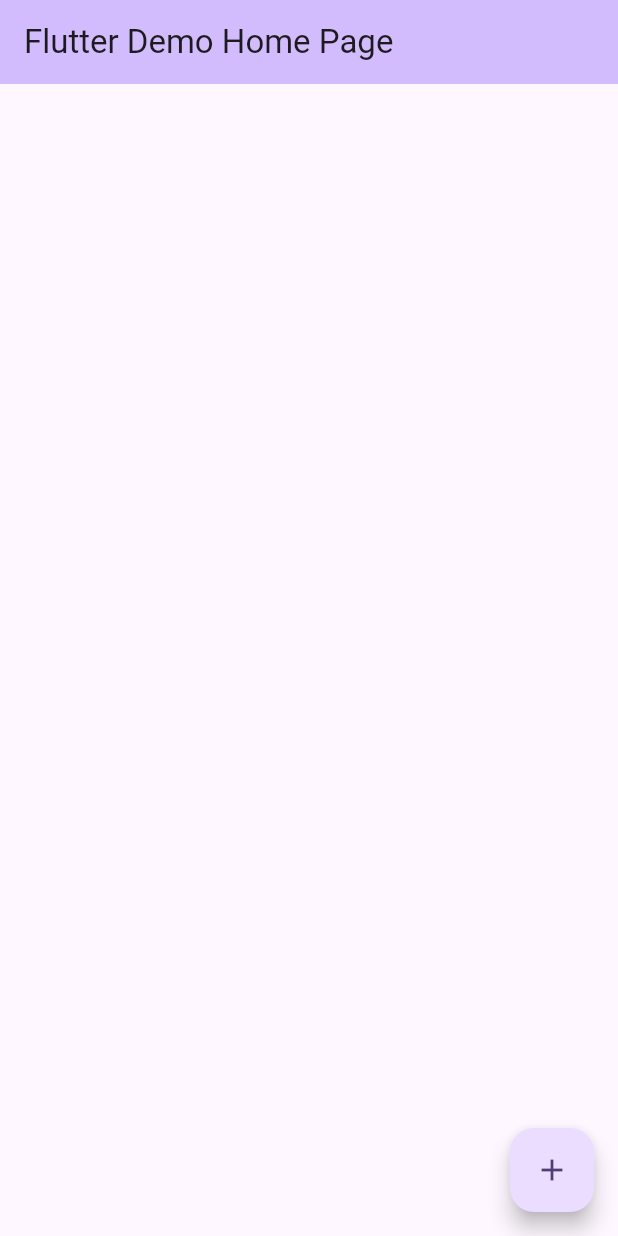
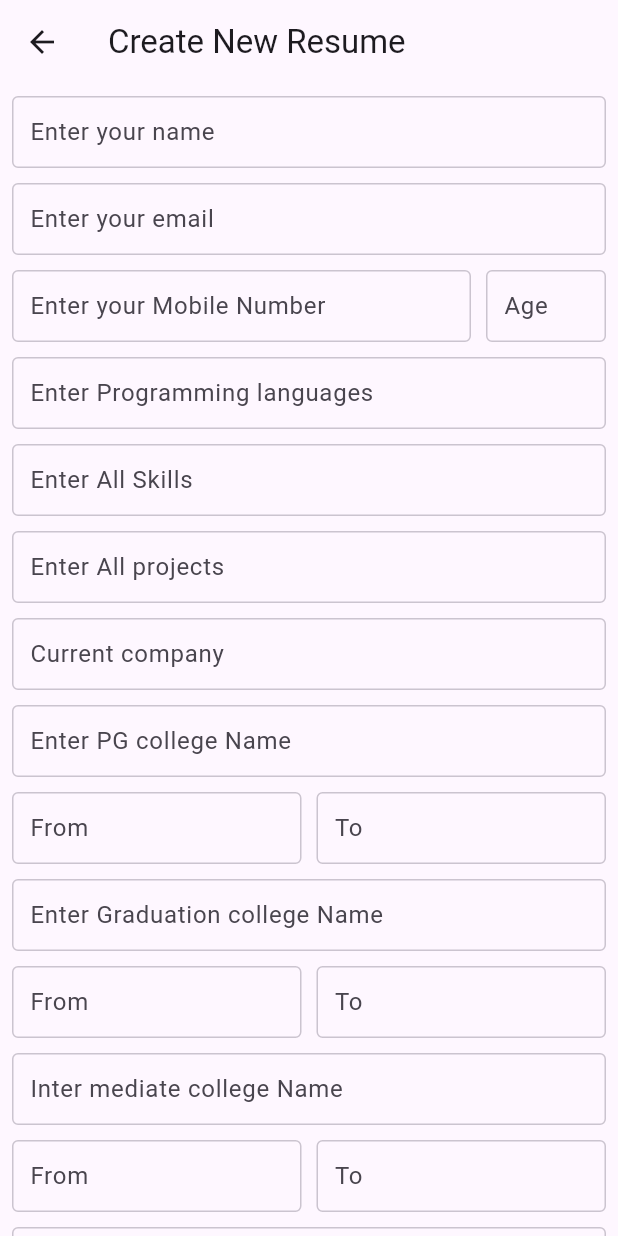
Before and after one commit to karan-shrivastav/resume_builder_app, a Flutter app: the screen it shows after launch, after a tap on the "add" icon, on a phone screen of 412 x 824 dp. Run offline on Flutter 3.47's test engine with Material 2 defaults, Android fonts, the phone set to English and light mode, and no system bars; our stand-ins replace cloud_firestore, firebase_core; accounts and stored records are empty.

Commit message:
Add new resume screen completed
functionality added in add new resume screen

```diff
--- a/lib/main.dart
+++ b/lib/main.dart
@@ -1,8 +1,9 @@
 import 'dart:io';
 import 'package:firebase_core/firebase_core.dart';
 import 'package:flutter/material.dart';
+import 'package:resume_builder_app/screens/create_resume_screen.dart';
 import 'package:resume_builder_app/serivices/firestore_services.dart';
-import 'models/user_model.dart';
+import 'models/resume_model.dart';
 
 void main() async {
   WidgetsFlutterBinding.ensureInitialized();
@@ -24,6 +25,7 @@ class MyApp extends StatelessWidget {
   Widget build(BuildContext context) {
     return MaterialApp(
       title: 'Flutter Demo',
+      debugShowCheckedModeBanner: false,
       theme: ThemeData(
         colorScheme: ColorScheme.fromSeed(seedColor: Colors.deepPurple),
         useMaterial3: true,
@@ -51,7 +53,7 @@ class _MyHomePageState extends State<MyHomePage> {
         backgroundColor: Theme.of(context).colorScheme.inversePrimary,
         title: Text(widget.title),
       ),
-      body: StreamBuilder<List<User>>(
+      body: StreamBuilder<List<ResumeModel>>(
         stream: _firestoreService.getUsers(),
         builder: (context, snapshot) {
           if (snapshot.connectionState == ConnectionState.waiting) {
@@ -68,7 +70,7 @@ class _MyHomePageState extends State<MyHomePage> {
               child: Text('Error: ${snapshot.error}'),
             );
           } else {
-            List<User> users = snapshot.data!;
+            List<ResumeModel> users = snapshot.data!;
             return ListView.builder(
               itemCount: users.length,
               itemBuilder: (context, index) {
@@ -83,7 +85,12 @@ class _MyHomePageState extends State<MyHomePage> {
         },
       ),
       floatingActionButton: FloatingActionButton(
-        onPressed: () {},
+        onPressed: () {
+          Navigator.push(
+            context,
+            MaterialPageRoute(builder: (context) => const CreateResumeScreen()),
+          );
+        },
         tooltip: 'Increment',
         child: const Icon(Icons.add),
       ),
--- a/lib/models/user_model.dart
+++ b/lib/models/resume_model.dart
@@ -1,4 +1,4 @@
-class User {
+class ResumeModel {
   final String? name;
   final String? email;
   final int? age;
@@ -20,7 +20,7 @@ class User {
   final String? highSchoolStartYear;
   final String? highSchoolEndYear;
 
-  User({
+  ResumeModel({
     this.name,
     this.email,
     this.age,
@@ -69,8 +69,8 @@ class User {
     };
   }
 
-  factory User.fromMap(Map<String, dynamic> map) {
-    return User(
+  factory ResumeModel.fromMap(Map<String, dynamic> map) {
+    return ResumeModel(
       name: map['name'],
       email: map['email'],
       age: map['age'],
--- /dev/null
+++ b/lib/screens/create_resume_screen.dart
@@ -0,0 +1,303 @@
+import 'package:flutter/material.dart';
+import 'package:resume_builder_app/models/resume_model.dart';
+import 'package:resume_builder_app/serivices/firestore_services.dart';
+import 'package:resume_builder_app/widgets/defaut_textfield_widget.dart';
+
+class CreateResumeScreen extends StatefulWidget {
+  const CreateResumeScreen({super.key});
+
+  @override
+  State<CreateResumeScreen> createState() => _CreateResumeScreenState();
+}
+
+class _CreateResumeScreenState extends State<CreateResumeScreen> {
+  final TextEditingController _nameController = TextEditingController();
+  final TextEditingController _ageController = TextEditingController();
+  final TextEditingController _emailController = TextEditingController();
+  final TextEditingController _contactController = TextEditingController();
+  final TextEditingController _programmingLanguagesController =
+      TextEditingController();
+  final TextEditingController _skillsController = TextEditingController();
+  final TextEditingController _projectsController = TextEditingController();
+  final TextEditingController _currentCompanyController =
+      TextEditingController();
+  final TextEditingController _pgCollegeNameController =
+      TextEditingController();
+  final TextEditingController _pgCollegeStartYearController =
+      TextEditingController();
+  final TextEditingController _pgCollegeEndYearController =
+      TextEditingController();
+  final TextEditingController _graduationCollegeNameController =
+      TextEditingController();
+  final TextEditingController _graduationStartYearController =
+      TextEditingController();
+  final TextEditingController _graduationEndYearController =
+      TextEditingController();
+  final TextEditingController _interMediateCollegeNameController =
+      TextEditingController();
+  final TextEditingController _interMediateStartYearController =
+      TextEditingController();
+  final TextEditingController _interMediateEndYearController =
+      TextEditingController();
+  final TextEditingController _highSchoolCollegeNameController =
+      TextEditingController();
+  final TextEditingController _highSchoolStartYearController =
+      TextEditingController();
+  final TextEditingController _highSchoolEndYearController =
+      TextEditingController();
+
+  void addResume() {
+    ResumeModel newResume = ResumeModel(
+      name: _nameController.text,
+      email: _emailController.text,
+      age: int.parse(_ageController.text),
+      contactNumber: _contactController.text,
+      programmingLanguages: _programmingLanguagesController.text,
+      skills: _skillsController.text,
+      projects: _projectsController.text,
+      currentCompany: _currentCompanyController.text,
+      pgCollegeName: _pgCollegeNameController.text,
+      pgCollegeStartYear: _pgCollegeStartYearController.text,
+      pgCollegeEndYear: _pgCollegeEndYearController.text,
+      graduationCollegeName: _graduationCollegeNameController.text,
+      graduationStartYear: _graduationStartYearController.text,
+      graduationEndYear: _graduationEndYearController.text,
+      interMediateCollegeName: _interMediateCollegeNameController.text,
+      interMediateStartYear: _interMediateStartYearController.text,
+      interMediateEndYear: _interMediateEndYearController.text,
+      highSchoolCollegeName: _highSchoolCollegeNameController.text,
+      highSchoolStartYear: _highSchoolStartYearController.text,
+      highSchoolEndYear: _highSchoolEndYearController.text,
+    );
+    FirestoreServices().addUser(newResume);
+    _nameController.clear();
+    _emailController.clear();
+    _ageController.clear();
+    _contactController.clear();
+    _programmingLanguagesController.clear();
+    _skillsController.clear();
+    _projectsController.clear();
+    _currentCompanyController.clear();
+    _pgCollegeNameController.clear();
+    _pgCollegeStartYearController.clear();
+    _pgCollegeEndYearController.clear();
+    _graduationCollegeNameController.clear();
+    _graduationStartYearController.clear();
+    _graduationEndYearController.clear();
+    _interMediateCollegeNameController.clear();
+    _interMediateStartYearController.clear();
+    _interMediateEndYearController.clear();
+    _highSchoolCollegeNameController.clear();
+    _highSchoolStartYearController.clear();
+    _highSchoolEndYearController.clear();
+  }
+
+  @override
+  Widget build(BuildContext context) {
+    return Scaffold(
+      appBar: AppBar(
+        title: const Text('Create New Resume'),
+      ),
+      body: SingleChildScrollView(
+        child: Padding(
+          padding: const EdgeInsets.all(8.0),
+          child: Column(
+            children: [
+              DefaultTextFieldWidget(
+                controller: _nameController,
+                hintText: 'Enter your name',
+              ),
+              const SizedBox(
+                height: 10,
+              ),
+              DefaultTextFieldWidget(
+                controller: _emailController,
+                hintText: 'Enter your email',
+              ),
+              const SizedBox(
+                height: 10,
+              ),
+              Row(
+                children: [
+                  Expanded(
+                    child: DefaultTextFieldWidget(
+                      controller: _contactController,
+                      hintText: 'Enter your Mobile Number',
+                    ),
+                  ),
+                  const SizedBox(
+                    width: 10,
+                  ),
+                  SizedBox(
+                    width: 80,
+                    child: DefaultTextFieldWidget(
+                      controller: _ageController,
+                      hintText: 'Age',
+                    ),
+                  ),
+                ],
+              ),
+              const SizedBox(
+                height: 10,
+              ),
+              DefaultTextFieldWidget(
+                controller: _programmingLanguagesController,
+                hintText: 'Enter Programming languages',
+              ),
+              const SizedBox(
+                height: 10,
+              ),
+              DefaultTextFieldWidget(
+                controller: _skillsController,
+                hintText: 'Enter All Skills',
+              ),
+              const SizedBox(
+                height: 10,
+              ),
+              DefaultTextFieldWidget(
+                controller: _projectsController,
+                hintText: 'Enter All projects',
+              ),
+              const SizedBox(
+                height: 10,
+              ),
+              DefaultTextFieldWidget(
+                controller: _currentCompanyController,
+                hintText: 'Current company',
+              ),
+              const SizedBox(
+                height: 10,
+              ),
+              DefaultTextFieldWidget(
+                controller: _pgCollegeNameController,
+                hintText: 'Enter PG college Name',
+              ),
+              const SizedBox(
+                height: 10,
+              ),
+              Row(
+                children: [
+                  Expanded(
+                    child: DefaultTextFieldWidget(
+                      controller: _pgCollegeStartYearController,
+                      hintText: 'From',
+                    ),
+                  ),
+                  const SizedBox(
+                    width: 10,
+                  ),
+                  Expanded(
+                    child: DefaultTextFieldWidget(
+                      controller: _pgCollegeEndYearController,
+                      hintText: 'To',
+                    ),
+                  ),
+                ],
+              ),
+              const SizedBox(
+                height: 10,
+              ),
+              DefaultTextFieldWidget(
+                controller: _graduationCollegeNameController,
+                hintText: 'Enter Graduation college Name',
+              ),
+              const SizedBox(
+                height: 10,
+              ),
+              Row(
+                children: [
+                  Expanded(
+                    child: DefaultTextFieldWidget(
+                      controller: _graduationStartYearController,
+                      hintText: 'From',
+                    ),
+                  ),
+                  const SizedBox(
+                    width: 10,
+                  ),
+                  Expanded(
+                    child: DefaultTextFieldWidget(
+                      controller: _graduationEndYearController,
+                      hintText: 'To',
+                    ),
+                  ),
+                ],
+              ),
+              const SizedBox(
+                height: 10,
+              ),
+              DefaultTextFieldWidget(
+                controller: _interMediateCollegeNameController,
+                hintText: 'Inter mediate college Name',
+              ),
+              const SizedBox(
+                height: 10,
+              ),
+              Row(
+                children: [
+                  Expanded(
+                    child: DefaultTextFieldWidget(
+                      controller: _interMediateStartYearController,
+                      hintText: 'From',
+                    ),
+                  ),
+                  const SizedBox(
+                    width: 10,
+                  ),
+                  Expanded(
+                    child: DefaultTextFieldWidget(
+                      controller: _interMediateEndYearController,
+                      hintText: 'To',
+                    ),
+                  ),
+                ],
+              ),
+              const SizedBox(
+                height: 10,
+              ),
+              DefaultTextFieldWidget(
+                controller: _highSchoolCollegeNameController,
+                hintText: 'Enter High school college Name',
+              ),
+              const SizedBox(
+                height: 10,
+              ),
+              Row(
+                children: [
+                  Expanded(
+                    child: DefaultTextFieldWidget(
+                      controller: _highSchoolStartYearController,
+                      hintText: 'From',
+                    ),
+                  ),
+                  const SizedBox(
+                    width: 10,
+                  ),
+                  Expanded(
+                    child: DefaultTextFieldWidget(
+                      controller: _highSchoolEndYearController,
+                      hintText: 'To',
+                    ),
+                  ),
+                ],
+              ),
+              const SizedBox(
+                height: 10,
+              ),
+              SizedBox(
+                width: 250,
+                child: ElevatedButton(
+                  onPressed: () => addResume(),
+                  child: const Text('Create Resume'),
+                ),
+              ),
+              const SizedBox(
+                height: 10,
+              ),
+            ],
+          ),
+        ),
+      ),
+    );
+  }
+}
--- a/lib/serivices/firestore_services.dart
+++ b/lib/serivices/firestore_services.dart
@@ -1,21 +1,21 @@
 import 'package:cloud_firestore/cloud_firestore.dart';
-import 'package:resume_builder_app/models/user_model.dart';
+import 'package:resume_builder_app/models/resume_model.dart';
 
 class FirestoreServices {
   final CollectionReference usersCollection =
   FirebaseFirestore.instance.collection('users');
 
-  Future<void> addUser(User user) async {
+  Future<void> addUser(ResumeModel user) async {
     return await usersCollection.add(user.toMap())
         .then((value) => print("User Added"))
         .catchError((error) => print("Failed to add user: $error"));
   }
 
-  Stream<List<User>> getUsers() {
+  Stream<List<ResumeModel>> getUsers() {
     return usersCollection.snapshots().map((snapshot) {
       return snapshot.docs.map((doc) {
         final data = doc.data() as Map<String, dynamic>?; // Explicitly cast to Map<String, dynamic> or nullable
-        return data != null ? User.fromMap(data) : User(); // Handle nullable case
+        return data != null ? ResumeModel.fromMap(data) : ResumeModel(); // Handle nullable case
       }).toList();
     });
   }
--- /dev/null
+++ b/lib/widgets/defaut_textfield_widget.dart
@@ -0,0 +1,27 @@
+import 'package:flutter/material.dart';
+
+class DefaultTextFieldWidget extends StatelessWidget {
+  final TextEditingController? controller;
+  final String? hintText;
+  const DefaultTextFieldWidget({
+    super.key,
+    this.controller,
+    this.hintText,
+  });
+  @override
+  Widget build(BuildContext context) {
+    final inputBorder = OutlineInputBorder(
+      borderSide: Divider.createBorderSide(context),
+    );
+    return TextFormField(
+      controller: controller,
+      decoration: InputDecoration(
+        hintText: hintText,
+        border: inputBorder,
+        focusedBorder: inputBorder,
+        enabledBorder: inputBorder,
+        contentPadding: const EdgeInsets.all(8),
+      ),
+    );
+  }
+}
```
